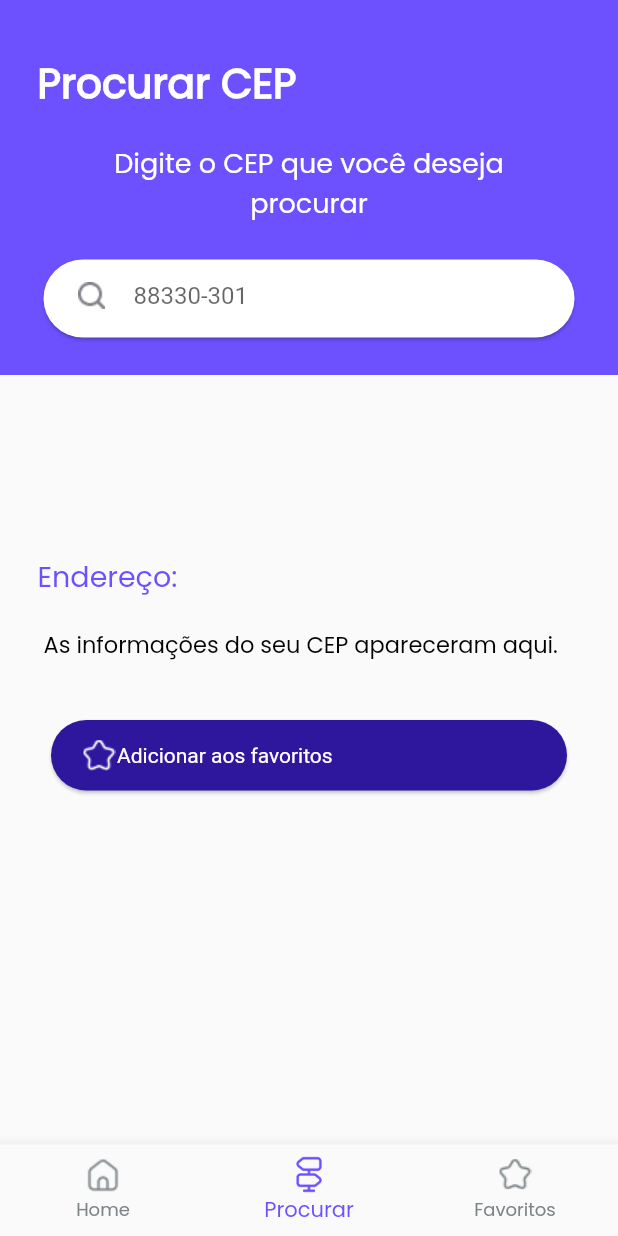
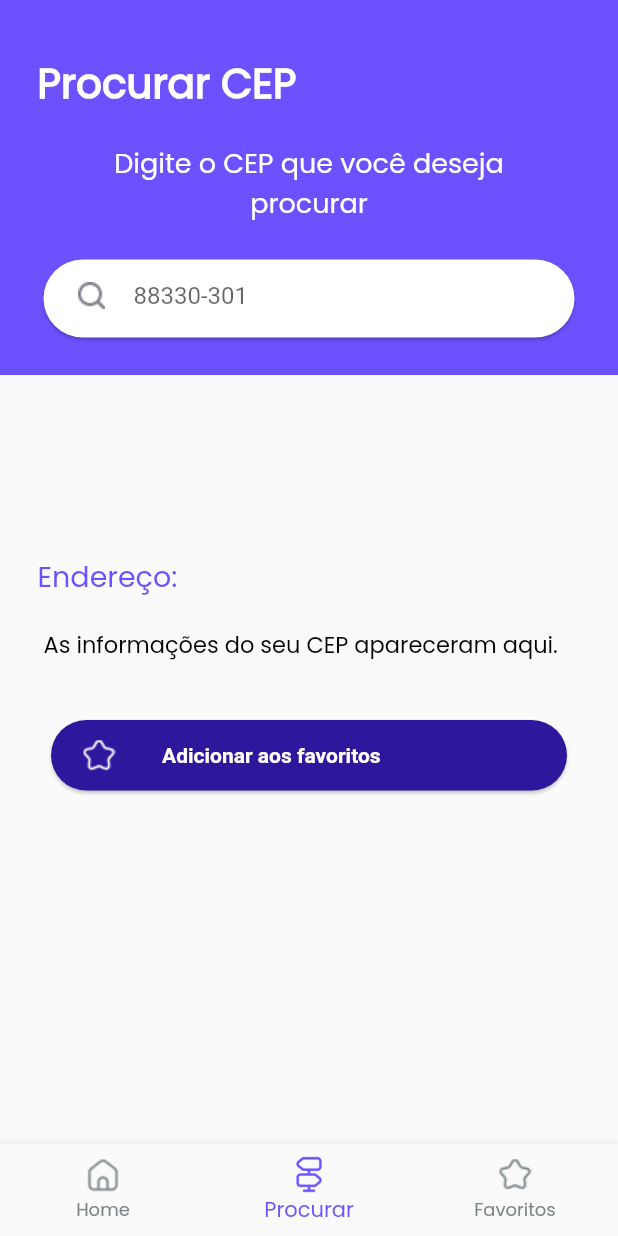
Before and after one commit to PauloRob8/CEP_FINDER, a Flutter app: the screen it shows after launch, item 2 of the bottom bar chosen, on a phone screen of 412 x 824 dp. Run offline on Flutter 3.47's test engine with Material 2 defaults, Android fonts, the phone set to English and light mode, and no system bars; drawn by our look-alikes of keyboard_actions; our stand-ins replace equatable, flutter_bloc, shared_preferences.

```diff
--- a/lib/bloc/search/search_state.dart
+++ b/lib/bloc/search/search_state.dart
@@ -1,23 +1,33 @@
 import 'package:cep_finder/data/address_model.dart';
 import 'package:equatable/equatable.dart';
+
+enum ErrorType {
+  none,
+  requestError,
+  alreadyAdded,
+  errorOnAdd,
+}
 
 class SearchState extends Equatable {
   const SearchState({
     required this.isLoading,
     required this.addressModel,
-    required this.errorOnRequest,
+    required this.addedToFavorites,
+    required this.error,
   });
 
   factory SearchState.initial() => const SearchState(
         isLoading: false,
         addressModel: null,
-        errorOnRequest: false,
+        addedToFavorites: false,
+        error: ErrorType.none,
       );
 
   factory SearchState.isLoading() => const SearchState(
         isLoading: true,
         addressModel: null,
-        errorOnRequest: false,
+        addedToFavorites: false,
+        error: ErrorType.none,
       );
 
   factory SearchState.fetchedData({
@@ -26,23 +36,37 @@ class SearchState extends Equatable {
       SearchState(
         isLoading: false,
         addressModel: address,
-        errorOnRequest: false,
+        addedToFavorites: false,
+        error: ErrorType.none,
       );
 
-  factory SearchState.error() => const SearchState(
+  factory SearchState.addedToFavorites() => const SearchState(
         isLoading: false,
         addressModel: null,
-        errorOnRequest: true,
+        addedToFavorites: true,
+        error: ErrorType.none,
+      );
+
+  factory SearchState.error({
+    required ErrorType error,
+  }) =>
+      SearchState(
+        isLoading: false,
+        addressModel: null,
+        addedToFavorites: false,
+        error: error,
       );
 
   final bool isLoading;
   final AddressModel? addressModel;
-  final bool errorOnRequest;
+  final bool addedToFavorites;
+  final ErrorType error;
 
   @override
   List<Object?> get props => [
         isLoading,
         addressModel,
-        errorOnRequest,
+        addedToFavorites,
+        error,
       ];
 }
--- a/lib/data/address_model.dart
+++ b/lib/data/address_model.dart
@@ -1,3 +1,5 @@
+import 'dart:convert';
+
 class AddressModel {
   AddressModel({
     required this.cep,
@@ -25,4 +27,27 @@ class AddressModel {
       state: json['uf'],
     );
   }
+
+  static List<AddressModel> fromJsonList(List<dynamic> list) {
+    return list
+        .map(
+          (json) => AddressModel.fromJson(jsonDecode(json)),
+        )
+        .toList();
+  }
+
+  static List<String> toJsonList(List<AddressModel> addresses) {
+    return addresses.map((address) => address.toJson()).toList();
+  }
+
+  Map<String, dynamic> toMap() => <String, dynamic>{
+        'cep': cep,
+        'logradouro': street,
+        'complemento': complement,
+        'bairro': neighborhood,
+        'localidade': city,
+        'uf': state,
+      };
+
+  String toJson() => jsonEncode(toMap());
 }
--- /dev/null
+++ b/lib/data/shared_preferences_keys.dart
@@ -0,0 +1,5 @@
+abstract class SharedPreferencesKeys {
+  static const String savedCounter = 'savedCounter';
+  static const String searchedCeps = 'searchedCeps';
+  static const String favorites = 'favorites';
+}
--- a/lib/pages/search/search_page.dart
+++ b/lib/pages/search/search_page.dart
@@ -1,5 +1,7 @@
 import 'package:cep_finder/bloc/search/search_cubit.dart';
 import 'package:cep_finder/bloc/search/search_state.dart';
+import 'package:cep_finder/data/address_model.dart';
+import 'package:cep_finder/pages/search/widgets/add_to_favorites_button.dart';
 import 'package:cep_finder/utills/cep_formatter.dart';
 import 'package:flutter/material.dart';
 import 'package:flutter_bloc/flutter_bloc.dart';
@@ -27,7 +29,50 @@ class _SearchState extends State<SearchPage> {
   }
 
   @override
-  Widget build(BuildContext context) => KeyboardActions(
+  Widget build(BuildContext context) => BlocConsumer<SearchCubit, SearchState>(
+        listener: _listener,
+        builder: _builder,
+      );
+
+  void _listener(BuildContext context, SearchState state) {
+    if (state.error == ErrorType.alreadyAdded) {
+      _cepTextController.text = '';
+      ScaffoldMessenger.of(context).showSnackBar(
+        const SnackBar(
+          content: Text(
+            'Você já adicionou esse endereço aos favoritos!',
+          ),
+          duration: Duration(seconds: 2),
+          backgroundColor: Color(0xFF6D51FF),
+        ),
+      );
+    } else if (state.error == ErrorType.alreadyAdded) {
+      _cepTextController.text = '';
+      ScaffoldMessenger.of(context).showSnackBar(
+        const SnackBar(
+          content: Text(
+            'Ocorreu um erro ao adicionar o endereço.',
+          ),
+          duration: Duration(seconds: 2),
+          backgroundColor: Colors.red,
+        ),
+      );
+    } else if (state.addedToFavorites) {
+      _cepTextController.text = '';
+      ScaffoldMessenger.of(context).showSnackBar(
+        const SnackBar(
+          content: Text(
+            'Endereço adicionado aos favoritos com sucesso',
+          ),
+          duration: Duration(seconds: 2),
+          backgroundColor: Color(0xFF6D51FF),
+        ),
+      );
+    }
+  }
+
+  Widget _builder(BuildContext context, SearchState state) {
+    return KeyboardActions(
       disableScroll: true,
       autoScroll: false,
       config: _keyboardConfig(),
@@ -39,15 +84,23 @@ class _SearchState extends State<SearchPage> {
             const SizedBox(
               height: 120.0,
             ),
-              _makeAddressInfoColumn(),
+            _makeAddressInfoColumn(state),
             const SizedBox(
               height: 35.0,
             ),
-              _makeAddToFavoritesButton(),
+            AddToFavoritesButton(
+              addressModel: state.addressModel,
+              onTap: () {
+                cubit.addToFavorites(
+                  addressModel: state.addressModel,
+                );
+              },
+            ),
           ],
         ),
       ),
     );
+  }
 
   KeyboardActionsConfig _keyboardConfig() => KeyboardActionsConfig(
         nextFocus: false,
@@ -144,7 +197,7 @@ class _SearchState extends State<SearchPage> {
         ),
       );
 
-  Widget _makeAddressInfoColumn() => Padding(
+  Widget _makeAddressInfoColumn(SearchState state) => Padding(
         padding: const EdgeInsets.only(left: 15.0),
         child: Column(
           crossAxisAlignment: CrossAxisAlignment.start,
@@ -161,30 +214,26 @@ class _SearchState extends State<SearchPage> {
                 ),
               ),
             ),
-            _makeAddressData(),
+            _makeAddressData(state),
           ],
         ),
       );
 
-  Widget _makeAddressData() => BlocBuilder<SearchCubit, SearchState>(
-        builder: (context, state) {
+  Widget _makeAddressData(SearchState state) {
     if (state.isLoading) {
       return const Center(
         child: CircularProgressIndicator(
           color: Color(0xFF6D51FF),
         ),
       );
-          } else if (state.errorOnRequest) {
+    } else if (state.error == ErrorType.requestError) {
       return _makeAddressText(
-              'Ops, o CEP digitado não foi encontrado, verifique e tente novamente.',
+        'Não conseguimos localizar seu endereço, verifique se as informações passadas estão corretas.',
         true,
       );
     } else if (state.addressModel != null) {
       return _makeAddressText(
-              '${state.addressModel!.street} - ${state.addressModel!.complement} '
-              '${state.addressModel!.neighborhood} - '
-              '${state.addressModel!.city} ${state.addressModel!.state} - '
-              'CEP ${state.addressModel!.cep}',
+        _makeAddressInfoText(state.addressModel),
         false,
       );
     }
@@ -192,8 +241,16 @@ class _SearchState extends State<SearchPage> {
       'As informações do seu CEP apareceram aqui.',
       false,
     );
-        },
-      );
+  }
+
+  String _makeAddressInfoText(AddressModel? address) {
+    if (address!.street.isEmpty) {
+      return '${address.city} ${address.state} - CEP ${address.cep}';
+    } else {
+      return '${address.street} - ${address.neighborhood} ${address.complement}'
+          ' - ${address.city} ${address.state} - CEP ${address.cep}';
+    }
+  }
 
   Padding _makeAddressText(String text, bool errorText) => Padding(
         padding: const EdgeInsets.only(
@@ -212,46 +269,6 @@ class _SearchState extends State<SearchPage> {
         ),
       );
 
-  Widget _makeAddToFavoritesButton() => GestureDetector(
-        onTap: () {},
-        child: Padding(
-          padding: const EdgeInsets.symmetric(horizontal: 30.0),
-          child: SizedBox(
-            height: 55.0,
-            child: Card(
-              color: const Color(0xff2E179D),
-              shape: const RoundedRectangleBorder(
-                borderRadius: BorderRadius.all(
-                  Radius.circular(
-                    40.0,
-                  ),
-                ),
-              ),
-              child: Row(
-                children: [
-                  Padding(
-                    padding: const EdgeInsets.only(left: 20.0),
-                    child: ImageIcon(
-                      AssetImage('assets/images/fav_icon.png'),
-                      color: Colors.white,
-                    ),
-                  ),
-                  Expanded(
-                    child: Text(
-                      'Adicionar aos favoritos',
-                      style: TextStyle(
-                        color: Colors.white,
-                        fontSize: 14.0,
-                      ),
-                    ),
-                  ),
-                ],
-              ),
-            ),
-          ),
-        ),
-      );
-
   @override
   void dispose() {
     _cepTextController.dispose();
--- /dev/null
+++ b/lib/pages/search/widgets/add_to_favorites_button.dart
@@ -0,0 +1,65 @@
+import 'package:cep_finder/data/address_model.dart';
+import 'package:flutter/material.dart';
+
+class AddToFavoritesButton extends StatelessWidget {
+  const AddToFavoritesButton({
+    required this.addressModel,
+    required this.onTap,
+    Key? key,
+  }) : super(key: key);
+
+  final AddressModel? addressModel;
+  final VoidCallback onTap;
+
+  @override
+  Widget build(BuildContext context) => GestureDetector(
+        onTap: addressModel != null ? onTap : () {},
+        child: Padding(
+          padding: const EdgeInsets.symmetric(horizontal: 30.0),
+          child: SizedBox(
+            height: 55.0,
+            child: Card(
+              color:
+                  addressModel != null ? Colors.white : const Color(0xff2E179D),
+              shape: const RoundedRectangleBorder(
+                borderRadius: BorderRadius.all(
+                  Radius.circular(
+                    40.0,
+                  ),
+                ),
+              ),
+              child: Row(
+                children: [
+                  Padding(
+                    padding: const EdgeInsets.only(left: 20.0),
+                    child: ImageIcon(
+                      addressModel != null
+                          ? const AssetImage('assets/images/star_icon.png')
+                          : const AssetImage('assets/images/fav_icon.png'),
+                      color: addressModel != null
+                          ? const Color(0xffEAB701)
+                          : Colors.white,
+                    ),
+                  ),
+                  Expanded(
+                    child: Padding(
+                      padding: const EdgeInsets.only(left: 30.0),
+                      child: Text(
+                        'Adicionar aos favoritos',
+                        style: TextStyle(
+                          color: addressModel != null
+                              ? const Color(0xff7B61FF)
+                              : Colors.white,
+                          fontSize: 14.0,
+                          fontWeight: FontWeight.bold,
+                        ),
+                      ),
+                    ),
+                  ),
+                ],
+              ),
+            ),
+          ),
+        ),
+      );
+}
--- a/pubspec.yaml
+++ b/pubspec.yaml
@@ -49,6 +49,10 @@ flutter:
     - assets/images/fav_icon.png
     - assets/images/home_icon.png
     - assets/images/search_icon.png
+    - assets/images/fav_image.png
+    - assets/images/star_icon.png
+    - assets/images/delete_icon.png
+
   fonts:
     - family: Poppins
       fonts:
```
Also changed, not shown: lib/bloc/search/search_cubit.dart (+61 -1 lines), assets/images/delete_icon.png (added), assets/images/fav_image.png (added), assets/images/star_icon.png (added). Lines whose indentation alone changed are shown as unchanged.
